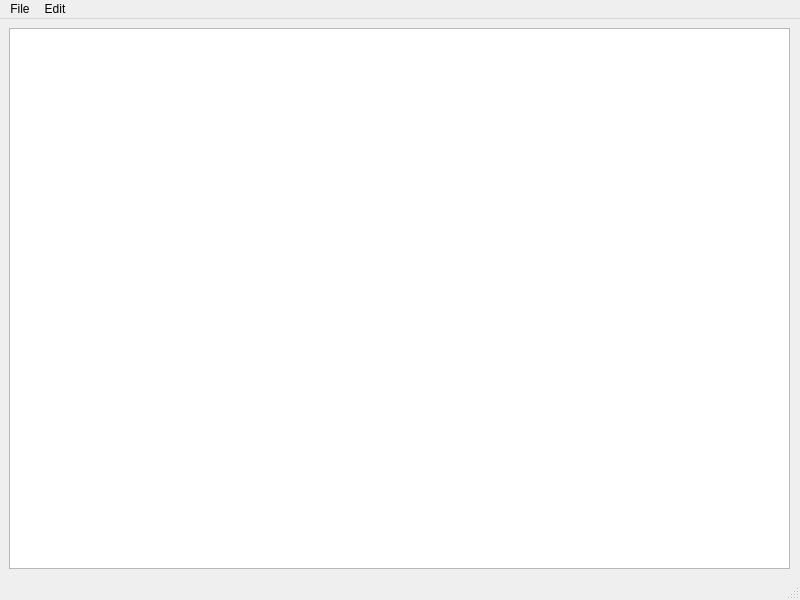
First picture: the form in Notepad/mainwindow.ui, repository MrJoachimF/QTNotepad, before the edit.
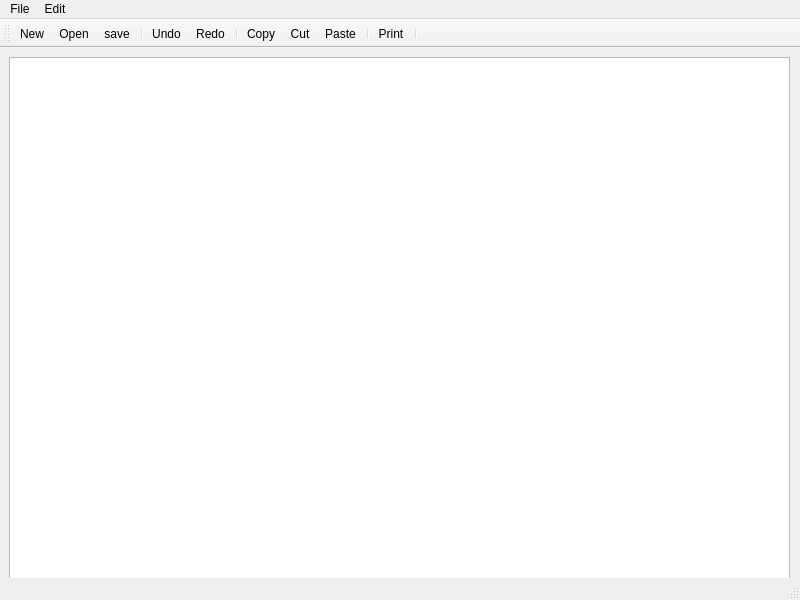
Second picture: the form after the edit. Icons and pictures are not drawn.

```diff
--- a/Notepad/mainwindow.ui
+++ b/Notepad/mainwindow.ui
@@ -25,7 +25,18 @@
     </property>
     <layout class="QVBoxLayout" name="verticalLayout">
      <item>
-      <widget class="QTextEdit" name="textEdit"/>
+      <widget class="QTextEdit" name="textEdit">
+       <property name="html">
+        <string>&lt;!DOCTYPE HTML PUBLIC &quot;-//W3C//DTD HTML 4.0//EN&quot; &quot;http://www.w3.org/TR/REC-html40/strict.dtd&quot;&gt;
+&lt;html&gt;&lt;head&gt;&lt;meta name=&quot;qrichtext&quot; content=&quot;1&quot; /&gt;&lt;meta charset=&quot;utf-8&quot; /&gt;&lt;style type=&quot;text/css&quot;&gt;
+p, li { white-space: pre-wrap; }
+hr { height: 1px; border-width: 0; }
+li.unchecked::marker { content: &quot;\2610&quot;; }
+li.checked::marker { content: &quot;\2612&quot;; }
+&lt;/style&gt;&lt;/head&gt;&lt;body style=&quot; font-family:'Segoe UI'; font-size:9pt; font-weight:400; font-style:normal;&quot;&gt;
+&lt;p style=&quot;-qt-paragraph-type:empty; margin-top:0px; margin-bottom:0px; margin-left:0px; margin-right:0px; -qt-block-indent:0; text-indent:0px;&quot;&gt;&lt;br /&gt;&lt;/p&gt;&lt;/body&gt;&lt;/html&gt;</string>
+       </property>
+      </widget>
      </item>
     </layout>
    </widget>
@@ -63,6 +74,30 @@
    <addaction name="menuEdit"/>
   </widget>
   <widget class="QStatusBar" name="statusbar"/>
+  <widget class="QToolBar" name="toolBar">
+   <property name="windowTitle">
+    <string>toolBar</string>
+   </property>
+   <attribute name="toolBarArea">
+    <enum>TopToolBarArea</enum>
+   </attribute>
+   <attribute name="toolBarBreak">
+    <bool>false</bool>
+   </attribute>
+   <addaction name="actionNew"/>
+   <addaction name="actionOpen"/>
+   <addaction name="actionsave"/>
+   <addaction name="separator"/>
+   <addaction name="actionUndo"/>
+   <addaction name="actionRedo"/>
+   <addaction name="separator"/>
+   <addaction name="actionCopy"/>
+   <addaction name="actionCut"/>
+   <addaction name="actionPaste"/>
+   <addaction name="separator"/>
+   <addaction name="actionPrint"/>
+   <addaction name="separator"/>
+  </widget>
   <action name="actionNew">
    <property name="text">
     <string>New</string>
```
Left out of the diff: 44 changed lines with no effect on the pictures.
